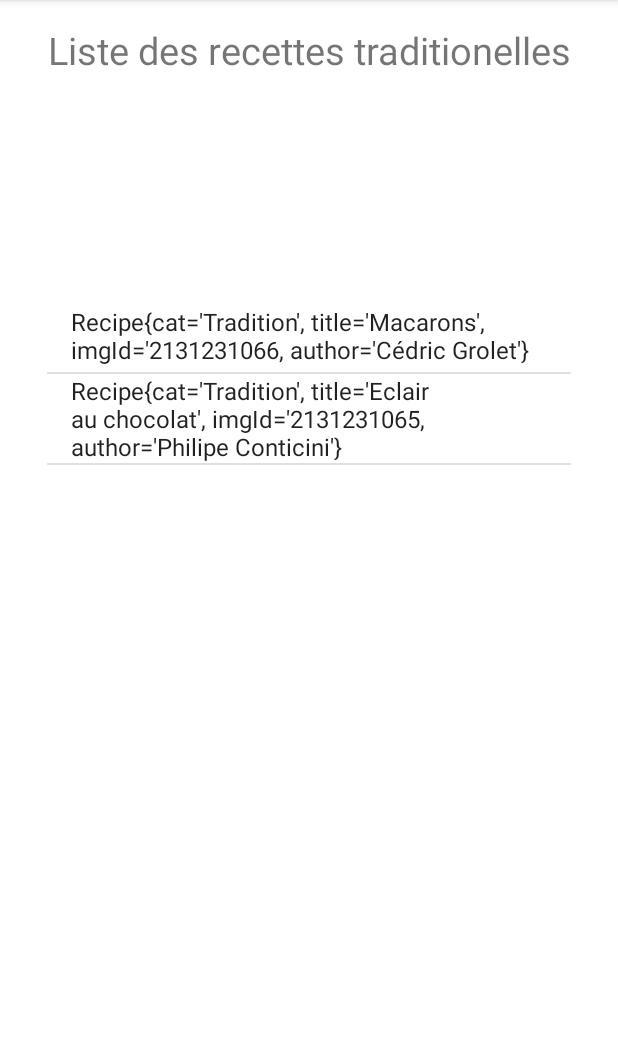
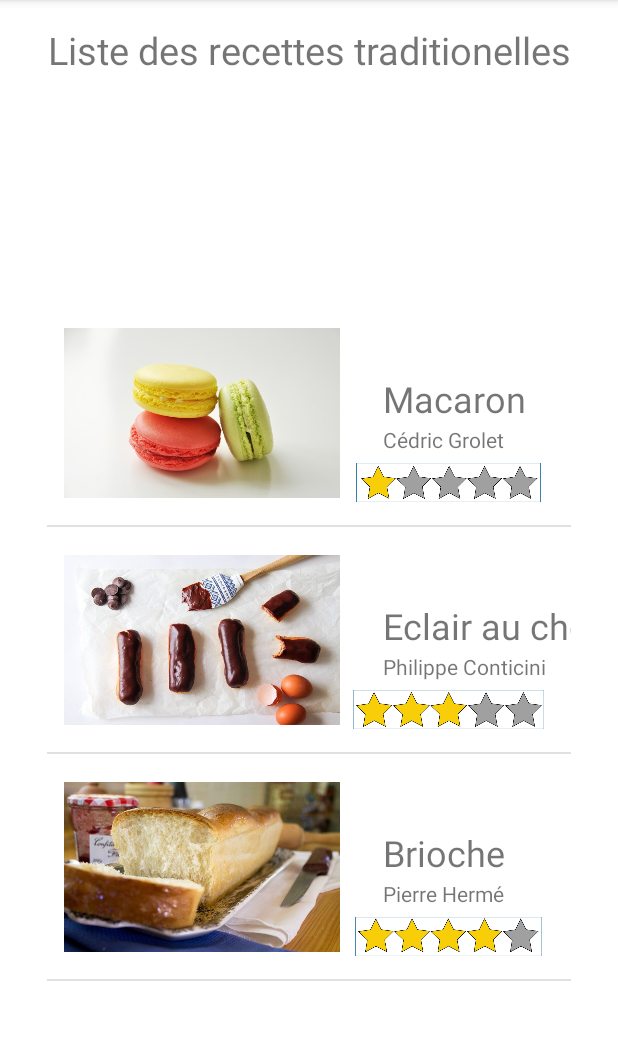
Before and after one commit to ngoyennhi/NESTIAndroid, an Android app: the TraditionActivity screen opened directly, with no data from a screen before it, on a phone screen of 412 x 824 dp, the part 84-1124 px from its top. Run offline under Robolectric (Android 15) with nearby library versions, the phone set to English and light mode, and no system bars.

Commit message:
fini TP4

```diff
--- a/app/src/main/java/com/example/nesti_mes_recettes/TraditionActivity.java
+++ b/app/src/main/java/com/example/nesti_mes_recettes/TraditionActivity.java
@@ -7,6 +7,7 @@ import android.util.Log;
 import android.widget.ArrayAdapter;
 import android.widget.ListView;
 
+import com.example.nesti_mes_recettes.adapter.RecipeAdapter;
 import com.example.nesti_mes_recettes.entity.Recipe;
 
 import org.xmlpull.v1.XmlPullParser;
@@ -21,24 +22,26 @@ public class TraditionActivity<adapter> extends AppCompatActivity {
     protected void onCreate(Bundle savedInstanceState) {
         super.onCreate(savedInstanceState);
         setContentView(R.layout.activity_tradition);
-        //tableau des recettes traditionnelles
-        ArrayList <Recipe> traditional_recipes = new ArrayList<Recipe>();
+        ////tableau des recettes traditionnelles
+        //ArrayList <Recipe> traditional_recipes = new ArrayList<Recipe>();
 
-        Recipe r1 = new Recipe();
-        r1.setCat("Tradition");
-        r1.setTitle("Macarons");
-        r1.setAuthor("Cédric Grolet");
-        r1.setImgId(this.getResourceImage("r_macarons"));
+        //Recipe r1 = new Recipe();
+        //r1.setCat("Tradition");
+        //r1.setTitle("Macarons");
+        //r1.setAuthor("Cédric Grolet");
+        // r1.setImgId(this.getResourceImage("r_macarons"));
 
-        traditional_recipes.add(r1);
+        // traditional_recipes.add(r1);
 
-        Recipe r2 = new Recipe();
-        r2.setCat("Tradition");
-        r2.setTitle("Eclair au chocolat");
-        r2.setAuthor("Philipe Conticini");
-        r2.setImgId(this.getResourceImage("r_eclair_chocolat"));
-        traditional_recipes.add(r2);
+        // Recipe r2 = new Recipe();
+        // r2.setCat("Tradition");
+        // r2.setTitle("Eclair au chocolat");
+        // r2.setAuthor("Philipe Conticini");
+        // r2.setImgId(this.getResourceImage("r_eclair_chocolat"));
+        //  traditional_recipes.add(r2);
 
+        //creat tableau depuis fichier xml
+        ArrayList<Recipe> traditional_recipes = readXmlRecipe(R.xml.list_traditional);
         /*
           // List View
          */
@@ -47,12 +50,12 @@ public class TraditionActivity<adapter> extends AppCompatActivity {
         // on crée un adaptateur pour faire le lien entre les données et la listView
         // une simple liste d'éléments et alimentée par le tableau de recettes this.eastRecipes
         // deuxieme param détermine l'affichage de chaque élément de la liste
-        ArrayAdapter<Recipe> adapter = new ArrayAdapter<Recipe>(this,android.R.layout.simple_list_item_1,traditional_recipes);
+        //utilise notre propre addapter
+        RecipeAdapter adapter = new RecipeAdapter(this,R.layout.line_recipe,traditional_recipes);
         // on relie les deux
         list_View.setAdapter(adapter);
 
     }
-
     /*
      //Retourne l'identifiant d'une image
      @param nameImage
@@ -79,7 +82,10 @@ public class TraditionActivity<adapter> extends AppCompatActivity {
                     r.setCat(xml_pull_parser.getAttributeValue(null,"cat"));
                     r.setTitle(xml_pull_parser.getAttributeValue(null,"title"));
                     r.setAuthor(xml_pull_parser.getAttributeValue(null,"author"));
+                    int i = this.getResourceImage(xml_pull_parser.getAttributeValue(null,"img"));
                     r.setImgId(i);
+                    int iStar = this.getResourceImage(xml_pull_parser.getAttributeValue(null,"imgStar"));
+                    r.setImgIdStar(iStar);
                     Log.i("LogNesti","Recette : " + r);
                     // alimentation de la liste
                     list_recipes.add(r);
--- a/app/src/main/java/com/example/nesti_mes_recettes/adapter/RecipeAdapter.java
+++ b/app/src/main/java/com/example/nesti_mes_recettes/adapter/RecipeAdapter.java
@@ -46,6 +46,10 @@ public class RecipeAdapter extends ArrayAdapter<Recipe> {
         author.setText(one_recipe.getAuthor());
 
         ImageView imageView =result.findViewById(R.id.lineRecipe_imgViewRecipe);
+        imageView.setImageResource(one_recipe.getImgId());
+
+        ImageView imageViewStar =result.findViewById(R.id.lineRecipe_imgViewRecipeStar);
+        imageViewStar.setImageResource(one_recipe.getImgIdStar());
 
         return result;
     }
--- a/app/src/main/java/com/example/nesti_mes_recettes/entity/Recipe.java
+++ b/app/src/main/java/com/example/nesti_mes_recettes/entity/Recipe.java
@@ -5,6 +5,7 @@ public class Recipe {
     String cat;
     String author;
     int imgId;
+    int imgIdStar;
     // Getter-Setter accesseurs-mutateurs
     public String getTitle() {
         return title;
@@ -38,6 +39,14 @@ public class Recipe {
         this.imgId = imgId;
     }
 
+    public int getImgIdStar() {
+        return imgIdStar;
+    }
+
+    public void setImgIdStar(int imgIdStar) {
+        this.imgIdStar = imgIdStar;
+    }
+
     @Override
     public String toString(){
         return "Recipe{"+
@@ -46,4 +55,6 @@ public class Recipe {
                 ", imgId='" + imgId +
                 ", author='" + author +"\'" + "}";
     }
+
+
 }
--- a/app/src/main/res/layout/line_recipe.xml
+++ b/app/src/main/res/layout/line_recipe.xml
@@ -40,4 +40,18 @@
         app:layout_constraintTop_toTopOf="parent"
         app:layout_constraintVertical_bias="0.513" />
 
+    <ImageView
+        android:id="@+id/lineRecipe_imgViewRecipeStar"
+        android:layout_width="154dp"
+        android:layout_height="26dp"
+        android:layout_marginStart="24dp"
+        android:layout_marginTop="6dp"
+        android:layout_marginEnd="33dp"
+        android:layout_marginBottom="15dp"
+        android:contentDescription="@string/line_recipe_imgView_recipe_star"
+        app:layout_constraintBottom_toBottomOf="parent"
+        app:layout_constraintEnd_toEndOf="parent"
+        app:layout_constraintStart_toEndOf="@+id/lineRecipe_imgViewRecipe"
+        app:layout_constraintTop_toBottomOf="@+id/lineRecipe_txtViewAuthor" />
+
 </androidx.constraintlayout.widget.ConstraintLayout>
--- a/app/src/main/res/values/strings.xml
+++ b/app/src/main/res/values/strings.xml
@@ -20,4 +20,5 @@
     <string name="line_recipe_txtView_title">Titre</string>
     <string name="line_recipe_txtView_author">auteur</string>
     <string name="line_recipe_imgView_recipe">Image de recette</string>
+    <string name="line_recipe_imgView_recipe_star">Image de recette star</string>
 </resources>
--- a/app/src/main/res/xml/list_traditional.xml
+++ b/app/src/main/res/xml/list_traditional.xml
@@ -1,15 +1,21 @@
 <?xml version="1.0" encoding="utf-8"?>
 <ressources>
     <recipe cat="tradition"
-        titre="Macaron"
+        title="Macaron"
         author="Cédric Grolet"
-        img="r_macarons" />
+        img="r_macarons"
+        imgStar="star_1"
+        />
     <recipe cat="tradition"
-        titre="Eclair au chocolat"
+        title="Eclair au chocolat"
         author="Philippe Conticini"
-        img="r_eclair_chocolat" />
+        img="r_eclair_chocolat"
+        imgStar="star_3"
+        />
     <recipe cat="tradition"
-        titre="Brioche"
+        title="Brioche"
         author="Pierre Hermé"
-        img="r_brioche" />
+        img="r_brioche"
+        imgStar="star_4"
+        />
 </ressources>
```
Lines whose indentation alone changed are shown as unchanged.
